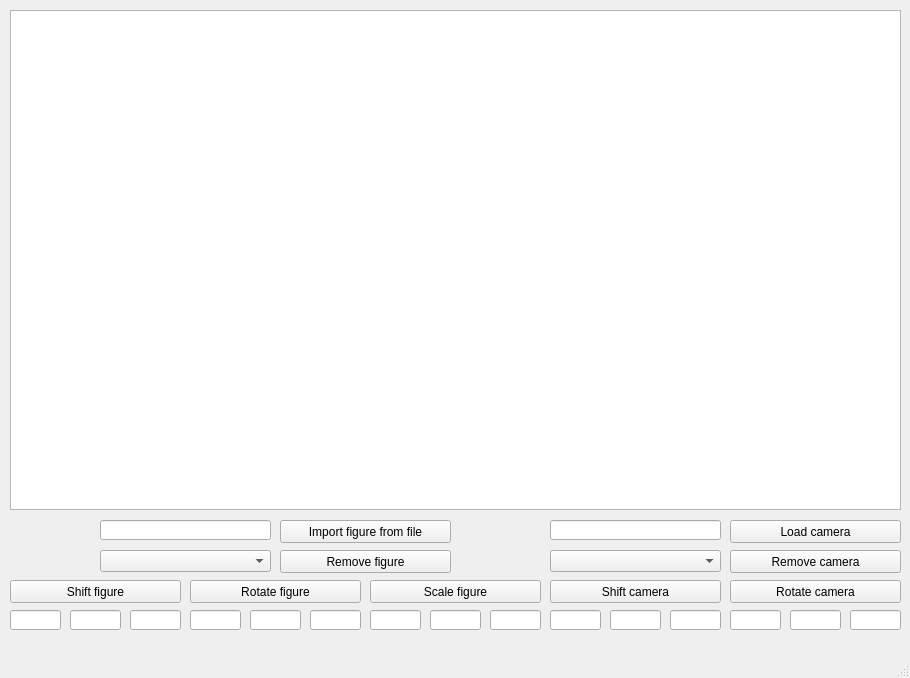
ilyasssklimov/BMSTU_OOP, file lab_03_v2/lab_03_final/lab_03/mainwindow.ui: the form before one commit.
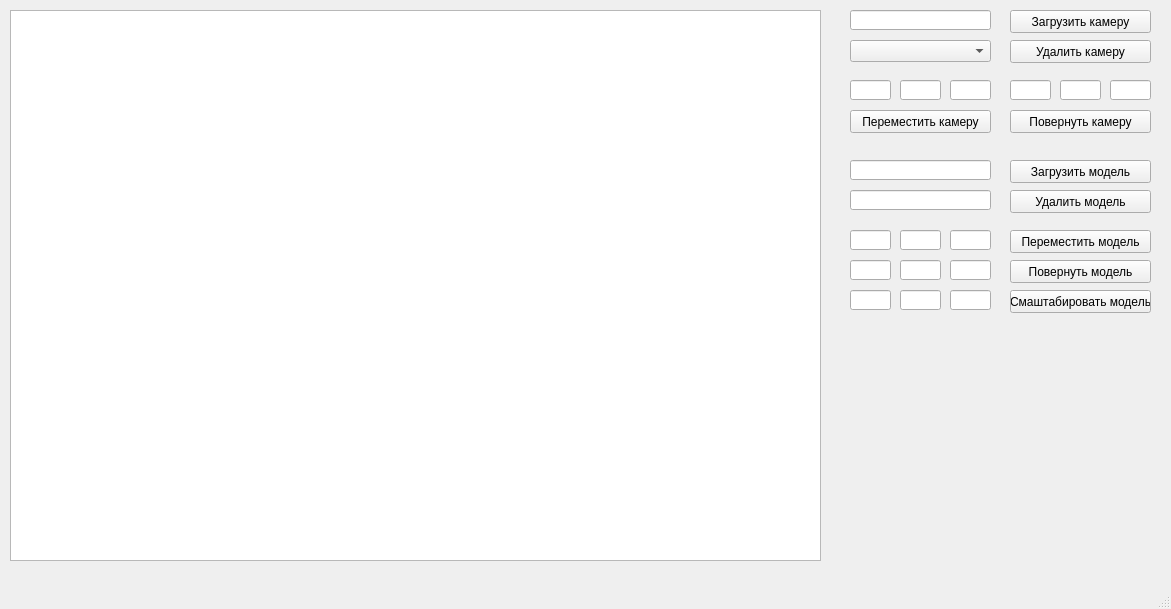
The form after the commit.

```diff
--- a/lab_03_v2/lab_03_final/lab_03/mainwindow.ui
+++ b/lab_03_v2/lab_03_final/lab_03/mainwindow.ui
@@ -6,8 +6,8 @@
    <rect>
     <x>0</x>
     <y>0</y>
-    <width>910</width>
-    <height>678</height>
+    <width>1171</width>
+    <height>609</height>
    </rect>
   </property>
   <property name="windowTitle">
@@ -19,30 +19,30 @@
      <rect>
       <x>10</x>
       <y>10</y>
-      <width>891</width>
-      <height>500</height>
+      <width>811</width>
+      <height>551</height>
      </rect>
     </property>
    </widget>
    <widget class="QPushButton" name="shift_fig">
     <property name="geometry">
      <rect>
-      <x>10</x>
-      <y>580</y>
-      <width>171</width>
+      <x>1010</x>
+      <y>230</y>
+      <width>141</width>
       <height>23</height>
      </rect>
     </property>
     <property name="text">
-     <string>Shift figure</string>
+     <string>Переместить модель</string>
     </property>
    </widget>
    <widget class="QLineEdit" name="x_shift_fig">
     <property name="geometry">
      <rect>
-      <x>10</x>
-      <y>610</y>
-      <width>51</width>
+      <x>850</x>
+      <y>230</y>
+      <width>41</width>
       <height>20</height>
      </rect>
     </property>
@@ -53,9 +53,9 @@
    <widget class="QLineEdit" name="y_shift_fig">
     <property name="geometry">
      <rect>
-      <x>70</x>
-      <y>610</y>
-      <width>51</width>
+      <x>900</x>
+      <y>230</y>
+      <width>41</width>
       <height>20</height>
      </rect>
     </property>
@@ -63,9 +63,9 @@
    <widget class="QLineEdit" name="z_shift_fig">
     <property name="geometry">
      <rect>
-      <x>130</x>
-      <y>610</y>
-      <width>51</width>
+      <x>950</x>
+      <y>230</y>
+      <width>41</width>
       <height>20</height>
      </rect>
     </property>
@@ -73,22 +73,22 @@
    <widget class="QPushButton" name="rotate_fig">
     <property name="geometry">
      <rect>
-      <x>190</x>
-      <y>580</y>
-      <width>171</width>
+      <x>1010</x>
+      <y>260</y>
+      <width>141</width>
       <height>23</height>
      </rect>
     </property>
     <property name="text">
-     <string>Rotate figure</string>
+     <string>Повернуть модель</string>
     </property>
    </widget>
    <widget class="QLineEdit" name="yz_angle_fig">
     <property name="geometry">
      <rect>
-      <x>250</x>
-      <y>610</y>
-      <width>51</width>
+      <x>900</x>
+      <y>260</y>
+      <width>41</width>
       <height>20</height>
      </rect>
     </property>
@@ -96,22 +96,22 @@
    <widget class="QPushButton" name="scale_fig">
     <property name="geometry">
      <rect>
-      <x>370</x>
-      <y>580</y>
-      <width>171</width>
+      <x>1010</x>
+      <y>290</y>
+      <width>141</width>
       <height>23</height>
      </rect>
     </property>
     <property name="text">
-     <string>Scale figure</string>
+     <string>Смаштабировать модель</string>
     </property>
    </widget>
    <widget class="QLineEdit" name="y_scale_fig">
     <property name="geometry">
      <rect>
-      <x>430</x>
-      <y>610</y>
-      <width>51</width>
+      <x>900</x>
+      <y>290</y>
+      <width>41</width>
       <height>20</height>
      </rect>
     </property>
@@ -119,9 +119,9 @@
    <widget class="QLineEdit" name="x_scale_fig">
     <property name="geometry">
      <rect>
-      <x>370</x>
-      <y>610</y>
-      <width>51</width>
+      <x>850</x>
+      <y>290</y>
+      <width>41</width>
       <height>20</height>
      </rect>
     </property>
@@ -132,9 +132,9 @@
    <widget class="QLineEdit" name="z_scale_fig">
     <property name="geometry">
      <rect>
-      <x>490</x>
-      <y>610</y>
-      <width>51</width>
+      <x>950</x>
+      <y>290</y>
+      <width>41</width>
       <height>20</height>
      </rect>
     </property>
@@ -142,9 +142,9 @@
    <widget class="QLineEdit" name="xy_angle_fig">
     <property name="geometry">
      <rect>
-      <x>190</x>
-      <y>610</y>
-      <width>51</width>
+      <x>850</x>
+      <y>260</y>
+      <width>41</width>
       <height>20</height>
      </rect>
     </property>
@@ -155,9 +155,9 @@
    <widget class="QLineEdit" name="zx_angle_fig">
     <property name="geometry">
      <rect>
-      <x>310</x>
-      <y>610</y>
-      <width>51</width>
+      <x>950</x>
+      <y>260</y>
+      <width>41</width>
       <height>20</height>
      </rect>
     </property>
@@ -165,22 +165,22 @@
    <widget class="QPushButton" name="import_fig">
     <property name="geometry">
      <rect>
-      <x>280</x>
-      <y>520</y>
-      <width>171</width>
+      <x>1010</x>
+      <y>160</y>
+      <width>141</width>
       <height>23</height>
      </rect>
     </property>
     <property name="text">
-     <string>Import figure from file</string>
+     <string>Загрузить модель</string>
     </property>
    </widget>
    <widget class="QLineEdit" name="file_name">
     <property name="geometry">
      <rect>
-      <x>100</x>
-      <y>520</y>
-      <width>171</width>
+      <x>850</x>
+      <y>160</y>
+      <width>141</width>
       <height>20</height>
      </rect>
     </property>
@@ -188,22 +188,22 @@
    <widget class="QPushButton" name="add_cam">
     <property name="geometry">
      <rect>
-      <x>730</x>
-      <y>520</y>
-      <width>171</width>
+      <x>1010</x>
+      <y>10</y>
+      <width>141</width>
       <height>23</height>
      </rect>
     </property>
     <property name="text">
-     <string>Load camera</string>
+     <string>Загрузить камеру</string>
     </property>
    </widget>
    <widget class="QLineEdit" name="xy_angle_cam">
     <property name="geometry">
      <rect>
-      <x>730</x>
-      <y>610</y>
-      <width>51</width>
+      <x>1010</x>
+      <y>80</y>
+      <width>41</width>
       <height>20</height>
      </rect>
     </property>
@@ -214,22 +214,22 @@
    <widget class="QPushButton" name="shift_cam">
     <property name="geometry">
      <rect>
-      <x>550</x>
-      <y>580</y>
-      <width>171</width>
+      <x>850</x>
+      <y>110</y>
+      <width>141</width>
       <height>23</height>
      </rect>
     </property>
     <property name="text">
-     <string>Shift camera</string>
+     <string>Переместить камеру</string>
     </property>
    </widget>
    <widget class="QLineEdit" name="zx_angle_cam">
     <property name="geometry">
      <rect>
-      <x>850</x>
-      <y>610</y>
-      <width>51</width>
+      <x>1110</x>
+      <y>80</y>
+      <width>41</width>
       <height>20</height>
      </rect>
     </property>
@@ -237,9 +237,9 @@
    <widget class="QLineEdit" name="y_shift_cam">
     <property name="geometry">
      <rect>
-      <x>610</x>
-      <y>610</y>
-      <width>51</width>
+      <x>900</x>
+      <y>80</y>
+      <width>41</width>
       <height>20</height>
      </rect>
     </property>
@@ -247,9 +247,9 @@
    <widget class="QLineEdit" name="yz_angle_cam">
     <property name="geometry">
      <rect>
-      <x>790</x>
-      <y>610</y>
-      <width>51</width>
+      <x>1060</x>
+      <y>80</y>
+      <width>41</width>
       <height>20</height>
      </rect>
     </property>
@@ -257,9 +257,9 @@
    <widget class="QLineEdit" name="x_shift_cam">
     <property name="geometry">
      <rect>
-      <x>550</x>
-      <y>610</y>
-      <width>51</width>
+      <x>850</x>
+      <y>80</y>
+      <width>41</width>
       <height>20</height>
      </rect>
     </property>
@@ -270,9 +270,9 @@
    <widget class="QLineEdit" name="z_shift_cam">
     <property name="geometry">
      <rect>
-      <x>670</x>
-      <y>610</y>
-      <width>51</width>
+      <x>950</x>
+      <y>80</y>
+      <width>41</width>
       <height>20</height>
      </rect>
     </property>
@@ -280,32 +280,22 @@
    <widget class="QPushButton" name="rotate_cam">
     <property name="geometry">
      <rect>
-      <x>730</x>
-      <y>580</y>
-      <width>171</width>
+      <x>1010</x>
+      <y>110</y>
+      <width>141</width>
       <height>23</height>
      </rect>
     </property>
     <property name="text">
-     <string>Rotate camera</string>
-    </property>
-   </widget>
-   <widget class="QComboBox" name="model_select">
-    <property name="geometry">
-     <rect>
-      <x>100</x>
-      <y>550</y>
-      <width>171</width>
-      <height>22</height>
-     </rect>
+     <string>Повернуть камеру</string>
     </property>
    </widget>
    <widget class="QComboBox" name="camera_select">
     <property name="geometry">
      <rect>
-      <x>550</x>
-      <y>550</y>
-      <width>171</width>
+      <x>850</x>
+      <y>40</y>
+      <width>141</width>
       <height>22</height>
      </rect>
     </property>
@@ -313,35 +303,45 @@
    <widget class="QPushButton" name="remove_cam">
     <property name="geometry">
      <rect>
-      <x>730</x>
-      <y>550</y>
-      <width>171</width>
+      <x>1010</x>
+      <y>40</y>
+      <width>141</width>
       <height>23</height>
      </rect>
     </property>
     <property name="text">
-     <string>Remove camera</string>
+     <string>Удалить камеру</string>
     </property>
    </widget>
    <widget class="QPushButton" name="remove_fig">
     <property name="geometry">
      <rect>
-      <x>280</x>
-      <y>550</y>
-      <width>171</width>
+      <x>1010</x>
+      <y>190</y>
+      <width>141</width>
       <height>23</height>
      </rect>
     </property>
     <property name="text">
-     <string>Remove figure</string>
+     <string>Удалить модель</string>
     </property>
    </widget>
    <widget class="QLineEdit" name="file_name_camera">
     <property name="geometry">
      <rect>
-      <x>550</x>
-      <y>520</y>
-      <width>171</width>
+      <x>850</x>
+      <y>10</y>
+      <width>141</width>
+      <height>20</height>
+     </rect>
+    </property>
+   </widget>
+   <widget class="QLineEdit" name="nums_figs">
+    <property name="geometry">
+     <rect>
+      <x>850</x>
+      <y>190</y>
+      <width>141</width>
       <height>20</height>
      </rect>
     </property>
```
Left out of the diff: 2 changed lines with no effect on the pictures.
